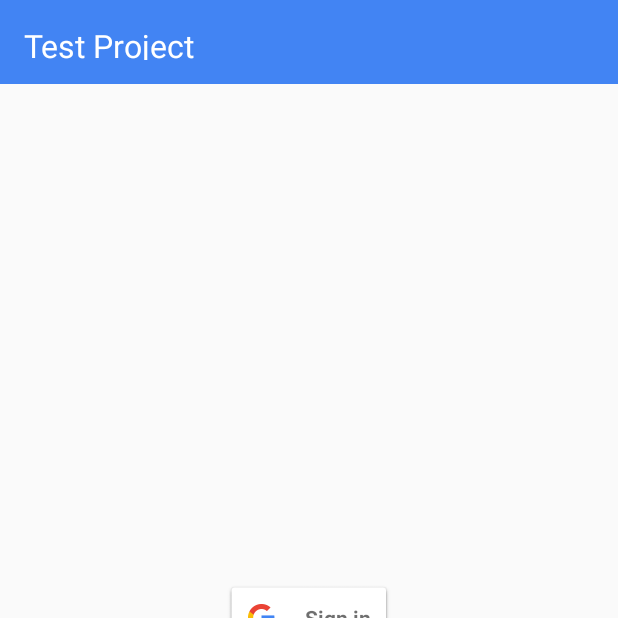
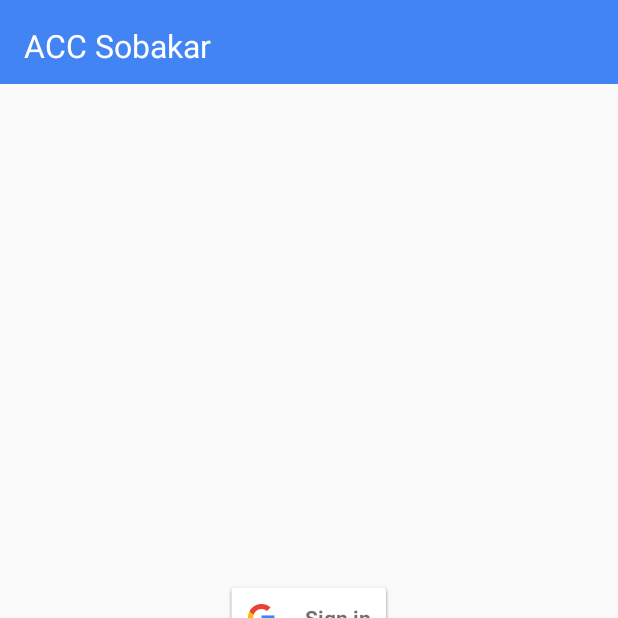
Before and after one commit to pahan112/TestProject, an Android app: the screen it shows after launch (LoginActivity), on a phone screen of 412 x 824 dp, the top half of it. Run offline under Robolectric (Android 15) with nearby library versions, the phone set to English and light mode, and no system bars; our stand-ins replace ButterKnife, Firebase (no records; nobody signed in at launch, a user with empty details on screens opened directly).

```diff
--- a/app/build.gradle
+++ b/app/build.gradle
@@ -13,7 +13,7 @@ android {
     }
     signingConfigs {
         release {
-            storeFile file('C:\\Users\\admin\\AndroidStudioProjects\\TestProject\\keystore.jks')
+            storeFile file('keystore.jks')
             storePassword "dedrybul"
             keyAlias "key0"
             keyPassword "dedrybul"
--- a/app/src/main/res/layout/activity_login.xml
+++ b/app/src/main/res/layout/activity_login.xml
@@ -3,11 +3,11 @@
     xmlns:tools="http://schemas.android.com/tools"
     android:layout_width="match_parent"
     android:layout_height="match_parent"
-    tools:context="papka.pahan.testproject.activity.LoginActivity">
+    tools:context="papka.pahan.56dptestproject.activity.LoginActivity">
 
     <RelativeLayout
         android:layout_width="match_parent"
-        android:layout_height="56dp"
+        android:layout_height="@dimen/height_tool_bar"
         android:background="@color/blue"
         android:padding="@dimen/main_padding">
 
@@ -15,7 +15,7 @@
             android:layout_width="wrap_content"
             android:layout_height="wrap_content"
             android:layout_centerVertical="true"
-            android:text="@string/name_app"
+            android:text="@string/app_name"
             android:textColor="@android:color/white"
             android:textSize="@dimen/title_text_size" />
     </RelativeLayout>
--- a/app/src/main/res/values/dimen.xml
+++ b/app/src/main/res/values/dimen.xml
@@ -1,5 +1,7 @@
 <?xml version="1.0" encoding="utf-8"?>
 <resources>
     <dimen name="main_padding">16dp</dimen>
+    <dimen name="height_tool_bar">56dp</dimen>
     <dimen name="title_text_size">21sp</dimen>
+
 </resources>
--- a/app/src/main/res/values/strings.xml
+++ b/app/src/main/res/values/strings.xml
@@ -1,6 +1,5 @@
 <resources>
     <string name="app_name">ACC Sobakar</string>
-    <string name="name_app">Test Project</string>
     <string name="eror_log_in">Выберите акаунт</string>
     <string name="eror_log_out">Ошыбка выхода</string>
     <string name="log_out">Logout</string>
```
Also changed, not shown: 1 other file.
